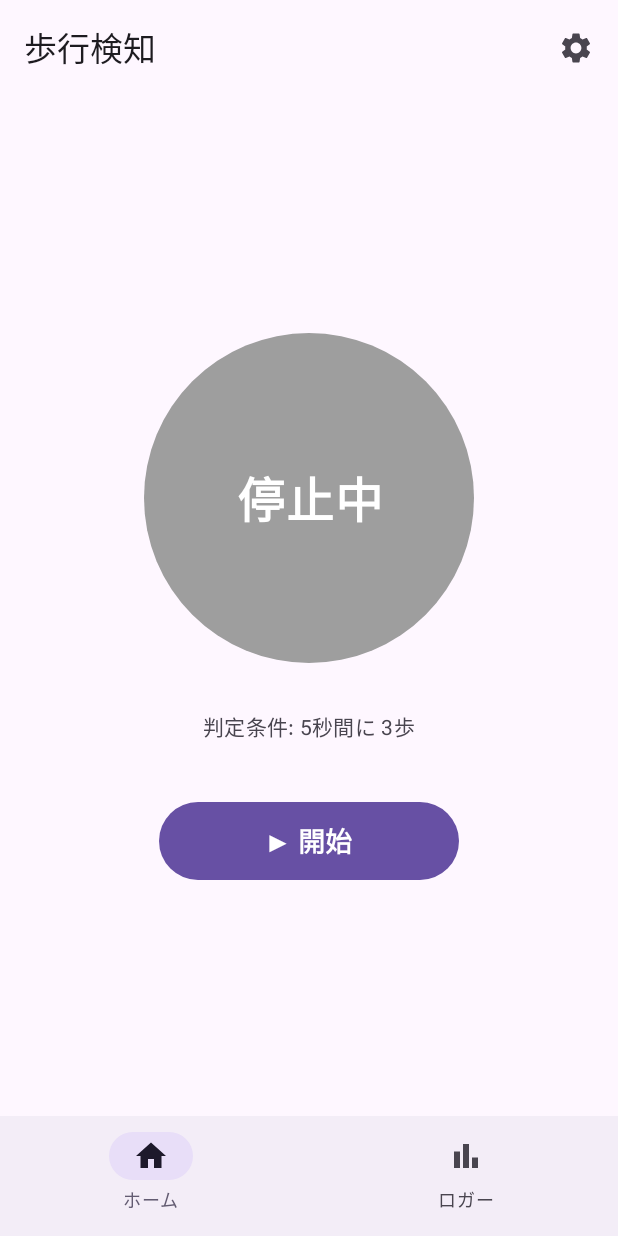
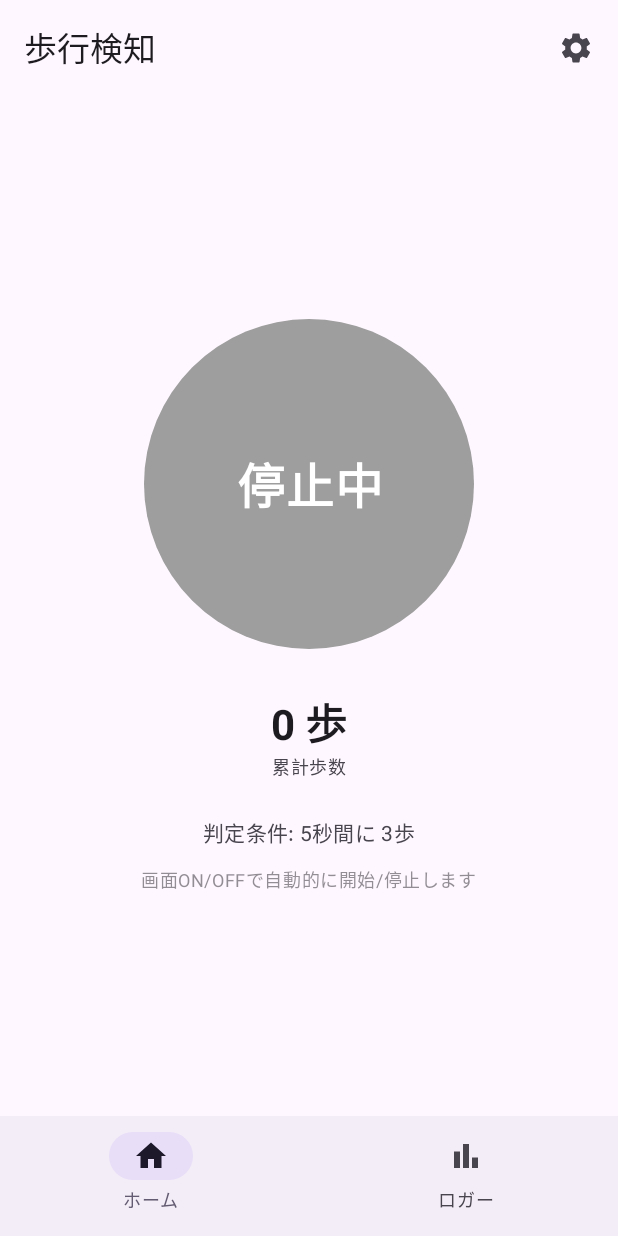
Before and after one commit to Tensan103/walk-tracker-project_20261113, an Android app built with Jetpack Compose: the screen it shows after launch (MainActivity), on a phone screen of 412 x 824 dp. Run offline under Robolectric (Android 15) with nearby library versions, the phone set to English and light mode, and no system bars.

Commit message:
feat: Auto-control service by screen ON/OFF and add step count to MainScreen
- ScreenStateReceiver.kt (new): BroadcastReceiver for ACTION_SCREEN_ON / ACTION_SCREEN_OFF
  - SCREEN_ON → startForegroundService(ACTION_START)
  - SCREEN_OFF → stopService (no-op if not running)
  - Dynamic registration only (OS restriction: static Manifest registration not supported)
- WalkTrackerApplication.kt (new): Application class for process-lifetime receiver registration
  - Registers ScreenStateReceiver via ContextCompat.registerReceiver(RECEIVER_NOT_EXPORTED)
  - On app launch, checks PowerManager.isInteractive to start service if screen is already ON
- AndroidManifest.xml: add android:name=".WalkTrackerApplication" to <application>
- MainScreen.kt: remove manual start/stop button (now fully auto-controlled by screen state)
  - Add step count display below the status indicator for verification
  - Add "画面ON/OFFで自動的に開始/停止します" label

Co-Authored-By: Claude Sonnet 4.6 <noreply@anthropic.com>

```diff
--- a/android-app/app/src/main/AndroidManifest.xml
+++ b/android-app/app/src/main/AndroidManifest.xml
@@ -9,6 +9,7 @@
     <!-- Android 13 (API 33) 以降で通知を表示するための権限 -->
     <uses-permission android:name="android.permission.POST_NOTIFICATIONS" />
     <application
+        android:name=".WalkTrackerApplication"
         android:allowBackup="true"
         android:dataExtractionRules="@xml/data_extraction_rules"
         android:fullBackupContent="@xml/backup_rules"
--- a/android-app/app/src/main/java/com/example/walkdetection_20260818/MainScreen.kt
+++ b/android-app/app/src/main/java/com/example/walkdetection_20260818/MainScreen.kt
@@ -1,6 +1,5 @@
 package com.example.walkdetection_20260818
 
-import android.content.Intent
 import androidx.compose.foundation.background
 import androidx.compose.foundation.layout.*
 import androidx.compose.foundation.shape.CircleShape
@@ -21,10 +20,13 @@ import androidx.compose.ui.unit.sp
 /**
  * メイン画面（本番用 UI）。
  *
- * - 中央に大きく歩行ステータスを表示するシンプルな構成。
- * - SensorStateRepository の StateFlow を監視して自動更新される。
- * - サービスの起動/停止ボタンを持つ。
- * - CSV ロギングはこの画面では一切行わない（LoggerScreen の責務）。
+ * サービスの開始/停止は画面ON/OFFによって自動制御されるため、
+ * このUIにはボタンを持たない。
+ *
+ * 表示内容:
+ *  - 中央の円形インジケーター: サービス停止中/監視中/歩行検知！ の3状態
+ *  - 累計歩数 (動作確認用)
+ *  - 判定条件 (T秒/S歩)
  */
 @OptIn(ExperimentalMaterial3Api::class)
 @Composable
@@ -33,24 +35,11 @@ fun MainScreen(onNavigateToSettings: () -> Unit) {
 
     val isWalking by SensorStateRepository.isWalking.collectAsState()
     val isServiceRunning by SensorStateRepository.isServiceRunning.collectAsState()
+    val stepCount by SensorStateRepository.stepCount.collectAsState()
 
     // 設定値の読み取り (表示用のみ)
     val tSec = remember { SettingsRepository.getTSec(context) }
     val sSteps = remember { SettingsRepository.getSSteps(context) }
-
-    fun startService() {
-        val intent = Intent(context, SensorTrackingService::class.java).apply {
-            action = SensorTrackingService.ACTION_START
-        }
-        context.startForegroundService(intent)
-    }
-
-    fun stopService() {
-        val intent = Intent(context, SensorTrackingService::class.java).apply {
-            action = SensorTrackingService.ACTION_STOP
-        }
-        context.startService(intent)
-    }
 
     Scaffold(
         topBar = {
@@ -72,7 +61,7 @@ fun MainScreen(onNavigateToSettings: () -> Unit) {
             verticalArrangement = Arrangement.Center
         ) {
 
-            // ── 大きな円形ステータスインジケーター ──────────────────────────
+            // ── 大きな円形ステータスインジケーター ──────────────────────
             val circleColor = when {
                 !isServiceRunning -> Color(0xFF9E9E9E)   // 停止中: グレー
                 isWalking         -> Color(0xFFB71C1C)   // 歩行検知: 赤
@@ -101,34 +90,38 @@ fun MainScreen(onNavigateToSettings: () -> Unit) {
                 )
             }
 
-            Spacer(modifier = Modifier.height(32.dp))
+            Spacer(modifier = Modifier.height(28.dp))
 
-            // 判定条件の補足表示
+            // ── 累計歩数 (動作確認用) ──────────────────────────────────
+            Text(
+                text = "$stepCount 歩",
+                style = MaterialTheme.typography.headlineMedium,
+                fontWeight = FontWeight.Bold,
+                color = MaterialTheme.colorScheme.onSurface
+            )
+            Text(
+                text = "累計歩数",
+                style = MaterialTheme.typography.bodySmall,
+                color = MaterialTheme.colorScheme.onSurfaceVariant
+            )
+
+            Spacer(modifier = Modifier.height(24.dp))
+
+            // ── 判定条件の補足表示 ─────────────────────────────────────
             Text(
                 text = "判定条件: ${tSec}秒間に ${sSteps}歩",
                 style = MaterialTheme.typography.bodyMedium,
                 color = MaterialTheme.colorScheme.onSurfaceVariant
             )
 
-            Spacer(modifier = Modifier.height(40.dp))
+            Spacer(modifier = Modifier.height(12.dp))
 
-            // ── サービス開始 / 停止ボタン ──────────────────────────────────
-            Button(
-                onClick = { if (isServiceRunning) stopService() else startService() },
-                modifier = Modifier
-                    .width(200.dp)
-                    .height(52.dp),
-                colors = ButtonDefaults.buttonColors(
-                    containerColor = if (isServiceRunning) MaterialTheme.colorScheme.error
-                    else MaterialTheme.colorScheme.primary
-                )
-            ) {
-                Text(
-                    text = if (isServiceRunning) "■ 停止" else "▶ 開始",
-                    fontSize = 18.sp,
-                    fontWeight = FontWeight.Bold
-                )
-            }
+            // ── 自動制御の説明ラベル ───────────────────────────────────
+            Text(
+                text = "画面ON/OFFで自動的に開始/停止します",
+                style = MaterialTheme.typography.bodySmall,
+                color = MaterialTheme.colorScheme.onSurfaceVariant.copy(alpha = 0.6f)
+            )
         }
     }
 }
--- /dev/null
+++ b/android-app/app/src/main/java/com/example/walkdetection_20260818/WalkTrackerApplication.kt
@@ -0,0 +1,83 @@
+package com.example.walkdetection_20260818
+
+import android.app.Application
+import android.content.Intent
+import android.content.IntentFilter
+import android.os.Build
+import android.os.PowerManager
+import android.util.Log
+import androidx.core.content.ContextCompat
+
+/**
+ * アプリケーションクラス。
+ *
+ * プロセスが起動してからプロセスが終了するまで ScreenStateReceiver を動的登録し続けることで、
+ * どの画面が表示されていても画面ON/OFFイベントを確実に捕捉できる。
+ *
+ * また、アプリ起動時点で画面がON状態であれば SensorTrackingService を即座に開始する。
+ * （アプリ起動後の最初の SCREEN_ON イベントは受け取れないため）
+ *
+ * AndroidManifest.xml に android:name=".WalkTrackerApplication" の登録が必要。
+ */
+class WalkTrackerApplication : Application() {
+
+    private val screenStateReceiver = ScreenStateReceiver()
+
+    override fun onCreate() {
+        super.onCreate()
+        registerScreenStateReceiver()
+        startServiceIfScreenIsOn()
+    }
+
+    /**
+     * ACTION_SCREEN_ON / ACTION_SCREEN_OFF を動的に登録する。
+     * Android 13 (API 33) 以降は RECEIVER_NOT_EXPORTED の指定が必要。
+     * ContextCompat.registerReceiver が API レベルの差分を吸収する。
+     */
+    private fun registerScreenStateReceiver() {
+        val filter = IntentFilter().apply {
+            addAction(Intent.ACTION_SCREEN_ON)
+            addAction(Intent.ACTION_SCREEN_OFF)
+        }
+        ContextCompat.registerReceiver(
+            this,
+            screenStateReceiver,
+            filter,
+            ContextCompat.RECEIVER_NOT_EXPORTED  // 保護ブロードキャストのため EXPORTED 不要
+        )
+        Log.d(TAG, "ScreenStateReceiver 登録完了 (動的登録)")
+    }
+
+    /**
+     * アプリ起動時点の画面状態を確認し、ON であればサービスを即座に起動する。
+     * PowerManager.isInteractive() = true のとき画面は ON 状態。
+     */
+    private fun startServiceIfScreenIsOn() {
+        val powerManager = getSystemService(PowerManager::class.java)
+        if (powerManager.isInteractive) {
+            Log.d(TAG, "起動時に画面ON を検出: SensorTrackingService を起動します")
+            val intent = Intent(this, SensorTrackingService::class.java).apply {
+                action = SensorTrackingService.ACTION_START
+            }
+            try {
+                if (Build.VERSION.SDK_INT >= Build.VERSION_CODES.O) {
+                    startForegroundService(intent)
+                } else {
+                    startService(intent)
+                }
+            } catch (e: Exception) {
+                Log.e(TAG, "起動時サービス起動失敗: ${e.message}")
+            }
+        }
+    }
+
+    companion object {
+        private const val TAG = "WalkTrackerApp"
+    }
+
+    // onTerminate はプロダクション環境では呼ばれないが、シミュレーター用に記述
+    override fun onTerminate() {
+        try { unregisterReceiver(screenStateReceiver) } catch (_: Exception) {}
+        super.onTerminate()
+    }
+}
```
Also changed, not shown: android-app/app/src/main/java/com/example/walkdetection_20260818/ScreenStateReceiver.kt (added, +53 -0 lines).
